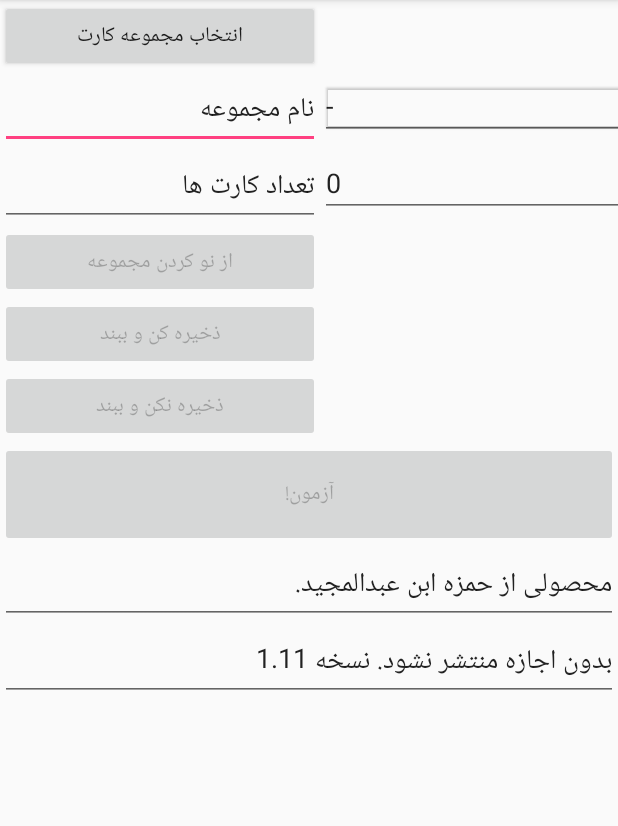
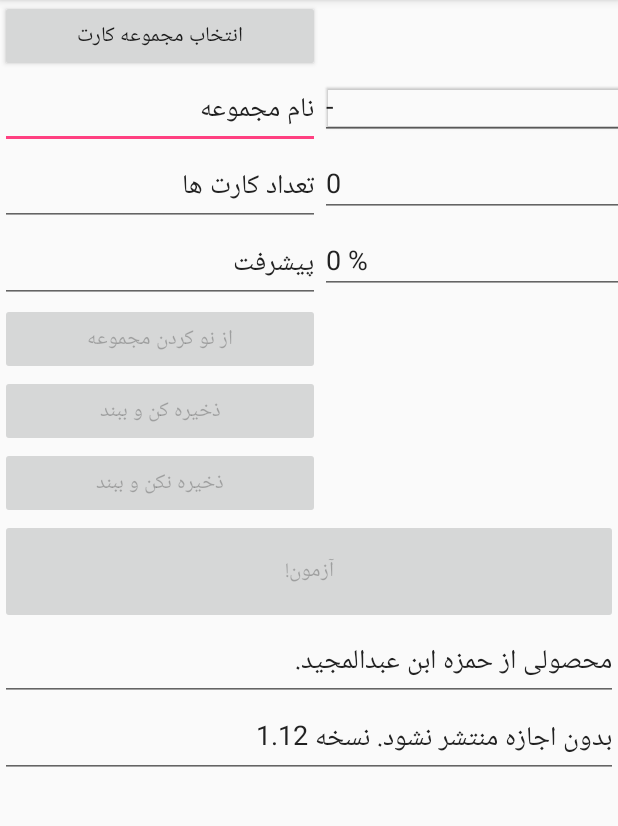
Before and after one commit to refigh/MyFlashQard, an Android app: the screen it shows after launch (MainActivity), on a phone screen of 412 x 824 dp, the part 84-910 px from its top. Run offline under Robolectric (Android 15) with nearby library versions, the phone set to English and light mode, and no system bars.

```diff
--- a/Android/app/src/main/java/com/hamze/myflashqard/StudyActivity.java
+++ b/Android/app/src/main/java/com/hamze/myflashqard/StudyActivity.java
@@ -133,6 +133,7 @@ public class StudyActivity extends Activity {
         @Override
         public void onClick(final View v) {
 
+            my_fc_col.update_card_count();
             //the current state of my_fc_col is not touched.
             StudyActivity.this.finish();
             return;
--- a/Android/app/src/main/java/com/hamze/myflashqard/stage.java
+++ b/Android/app/src/main/java/com/hamze/myflashqard/stage.java
@@ -12,6 +12,7 @@ public class stage {
 
     public int stage_type; // -1: inactive, 0: stack  1: active stage.  all inactive stages should be at the end of list.
     public LinkedList<vocabulary_card> cards;
+    public int card_count;
 
     //----------------------------------------------------------------------------------------
     //----------------------------------------------------------------------------------------
@@ -21,6 +22,7 @@ public class stage {
         stage_type = -1; //set to inactive
         cards = new LinkedList<vocabulary_card>();
         cards.clear();
+        card_count = 0;
     }
 
 
--- a/Android/app/src/main/res/layout/activity_main.xml
+++ b/Android/app/src/main/res/layout/activity_main.xml
@@ -94,6 +94,27 @@
 
             <TableRow
                 android:layout_width="match_parent"
+                android:layout_height="match_parent" >
+
+                <EditText
+                    android:id="@+id/editText3"
+                    android:layout_width="wrap_content"
+                    android:layout_height="wrap_content"
+                    android:ems="10"
+                    android:inputType="textPersonName"
+                    android:text="پیشرفت" />
+
+                <EditText
+                    android:id="@+id/editText_progress"
+                    android:layout_width="wrap_content"
+                    android:layout_height="wrap_content"
+                    android:ems="10"
+                    android:inputType="textPersonName"
+                    android:text="0 %" />
+            </TableRow>
+
+            <TableRow
+                android:layout_width="match_parent"
                 android:layout_height="match_parent">
 
                 <Button
@@ -174,11 +195,14 @@
                 android:editable="false"
                 android:ems="10"
                 android:inputType="textPersonName"
-                android:text="بدون اجازه منتشر نشود. نسخه 1.11" />
+                android:text="بدون اجازه منتشر نشود. نسخه 1.12" />
 
 
         </TableLayout>
 
+        <TableRow
+            android:layout_width="match_parent"
+            android:layout_height="match_parent" />
 
 
     </FrameLayout>
```
Also changed, not shown: Android/app/src/main/java/com/hamze/myflashqard/MainActivity.java (+20 -5 lines), Android/app/src/main/java/com/hamze/myflashqard/flashcard_collectin.java (+54 -3 lines).
